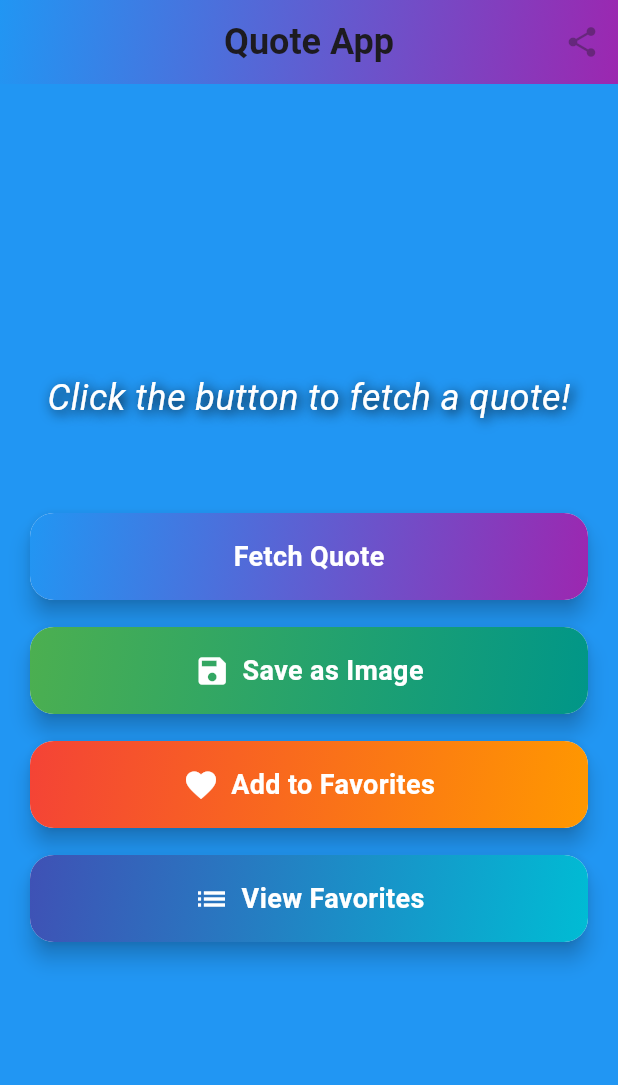
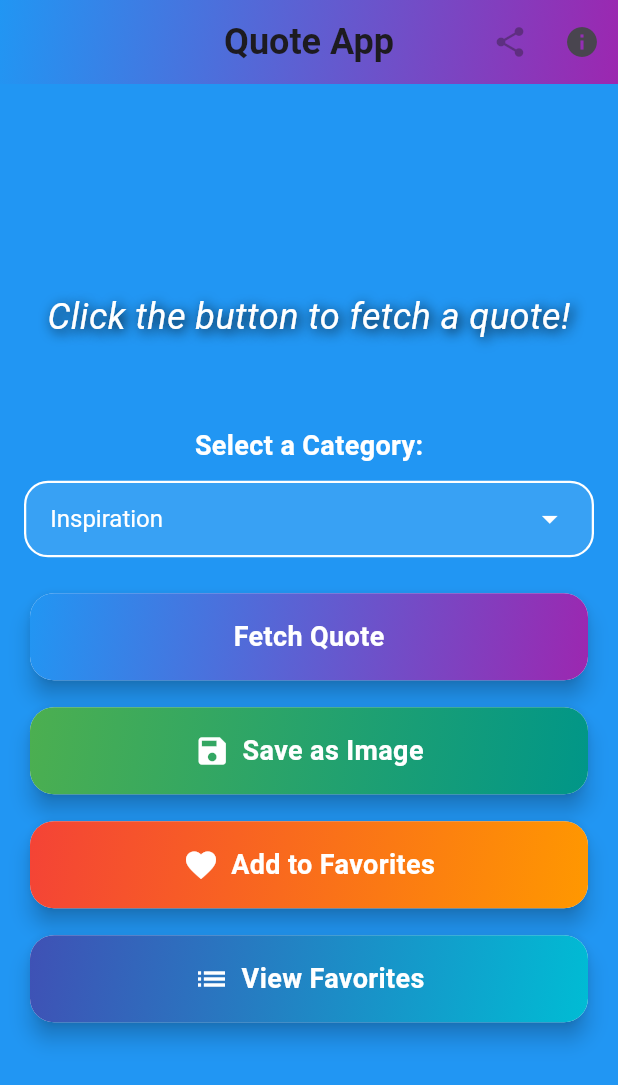
Before and after one commit to Kentswindells45/quote_app, a Flutter app: the screen it shows after launch, on a phone screen of 412 x 824 dp. Shown: the top 1085 px of the screen. Run offline on Flutter 3.47's test engine with Material 3 defaults, Android fonts, the phone set to English and light mode, and no system bars; drawn by our look-alikes of screenshot; our stand-ins replace share_plus, shared_preferences.

Commit message:
about  screen and home screen updates

```diff
--- a/lib/screens/quote_screen.dart
+++ b/lib/screens/quote_screen.dart
@@ -8,6 +8,7 @@ import 'package:screenshot/screenshot.dart'; // For capturing screenshots
 import 'package:path_provider/path_provider.dart'; // For accessing device storage
 import 'package:quote_app/managers/favorites_manager.dart';
 import 'package:quote_app/screens/favorites_screen.dart';
+import 'package:quote_app/screens/about_screen.dart'; // Import AboutScreen
 
 class QuoteScreen extends StatefulWidget {
   const QuoteScreen({super.key});
@@ -20,6 +21,19 @@ class _QuoteScreenState extends State<QuoteScreen> {
   String _quote = "Click the button to fetch a quote!";
   String _author = "";
   bool _isLoading = false;
+
+  // List of categories
+  final List<String> _categories = [
+    "Inspiration",
+    "Love",
+    "Life",
+    "Motivation",
+    "Happiness",
+    "Wisdom",
+  ];
+
+  // Selected category
+  String _selectedCategory = "Inspiration";
 
   // List of background colors
   final List<Color> _backgroundColors = [
@@ -38,7 +52,7 @@ class _QuoteScreenState extends State<QuoteScreen> {
   final ScreenshotController _screenshotController = ScreenshotController();
 
   Future<void> fetchQuote() async {
-    const url = 'https://zenquotes.io/api/random';
+    final url = 'https://zenquotes.io/api/random?category=$_selectedCategory';
     setState(() {
       _isLoading = true;
     });
@@ -143,6 +157,15 @@ class _QuoteScreenState extends State<QuoteScreen> {
                     ? shareQuote
                     : null,
           ),
+          IconButton(
+            icon: const Icon(Icons.info),
+            onPressed: () {
+              Navigator.push(
+                context,
+                MaterialPageRoute(builder: (context) => const AboutScreen()),
+              );
+            },
+          ),
         ],
       ),
       body: AnimatedContainer(
@@ -202,6 +225,68 @@ class _QuoteScreenState extends State<QuoteScreen> {
                         CrossAxisAlignment
                             .stretch, // Stretch buttons to fill width
                     children: [
+                      // Category Dropdown
+                      Column(
+                        children: [
+                          const Text(
+                            "Select a Category:",
+                            style: TextStyle(
+                              fontSize: 18,
+                              fontWeight: FontWeight.bold,
+                              color: Colors.white,
+                            ),
+                          ),
+                          const SizedBox(height: 10),
+                          Container(
+                            padding: const EdgeInsets.symmetric(horizontal: 16),
+                            decoration: BoxDecoration(
+                              color: Colors.white.withOpacity(
+                                0.1,
+                              ), // Semi-transparent background
+                              borderRadius: BorderRadius.circular(16),
+                              border: Border.all(
+                                color: Colors.white,
+                                width: 1.5,
+                              ),
+                            ),
+                            child: DropdownButton<String>(
+                              value: _selectedCategory,
+                              dropdownColor: Colors.blue.shade700,
+                              icon: const Icon(
+                                Icons.arrow_drop_down,
+                                color: Colors.white,
+                              ),
+                              underline:
+                                  const SizedBox(), // Remove default underline
+                              style: const TextStyle(
+                                color: Colors.white,
+                                fontSize: 16,
+                              ),
+                              isExpanded:
+                                  true, // Make the dropdown take full width
+                              items:
+                                  _categories.map((String category) {
+                                    return DropdownMenuItem<String>(
+                                      value: category,
+                                      child: Text(
+                                        category,
+                                        style: const TextStyle(
+                                          color: Colors.white,
+                                          fontSize: 16,
+                                        ),
+                                      ),
+                                    );
+                                  }).toList(),
+                              onChanged: (String? newValue) {
+                                setState(() {
+                                  _selectedCategory = newValue!;
+                                });
+                              },
+                            ),
+                          ),
+                          const SizedBox(height: 20),
+                        ],
+                      ),
                       // Fetch Quote Button
                       Card(
                         elevation: 6,
@@ -211,17 +296,7 @@ class _QuoteScreenState extends State<QuoteScreen> {
                         child: InkWell(
                           borderRadius: BorderRadius.circular(16),
                           onTap: fetchQuote,
-                          onHover: (isHovering) {
-                            setState(() {
-                              _currentBackgroundColor =
-                                  isHovering
-                                      ? Colors.blue.shade700
-                                      : Colors.blue;
-                            });
-                          },
-                          splashColor: Colors.purple.withOpacity(
-                            0.3,
-                          ), // Ripple effect
+                          splashColor: Colors.purple.withOpacity(0.3),
                           child: AnimatedContainer(
                             duration: const Duration(milliseconds: 200),
                             padding: const EdgeInsets.symmetric(vertical: 16),
```
Also changed, not shown: lib/screens/about_screen.dart (added, +109 -0 lines), 1 other file.
